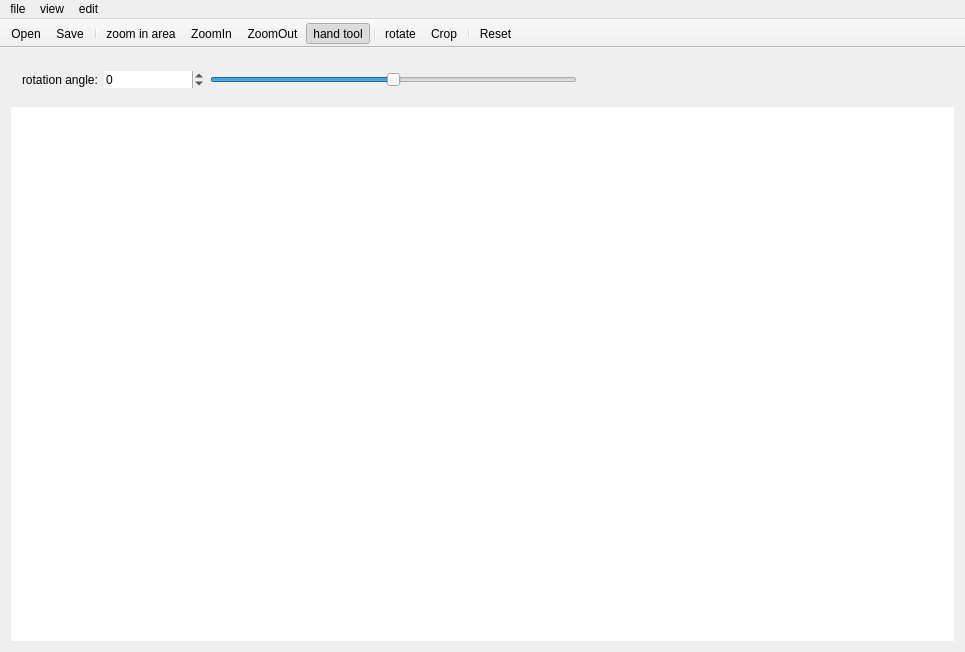
This is ImageViewer/mainwindow.ui in HazemSamir/QImageViewer as Qt 5 draws it before an edit. The edited form follows.
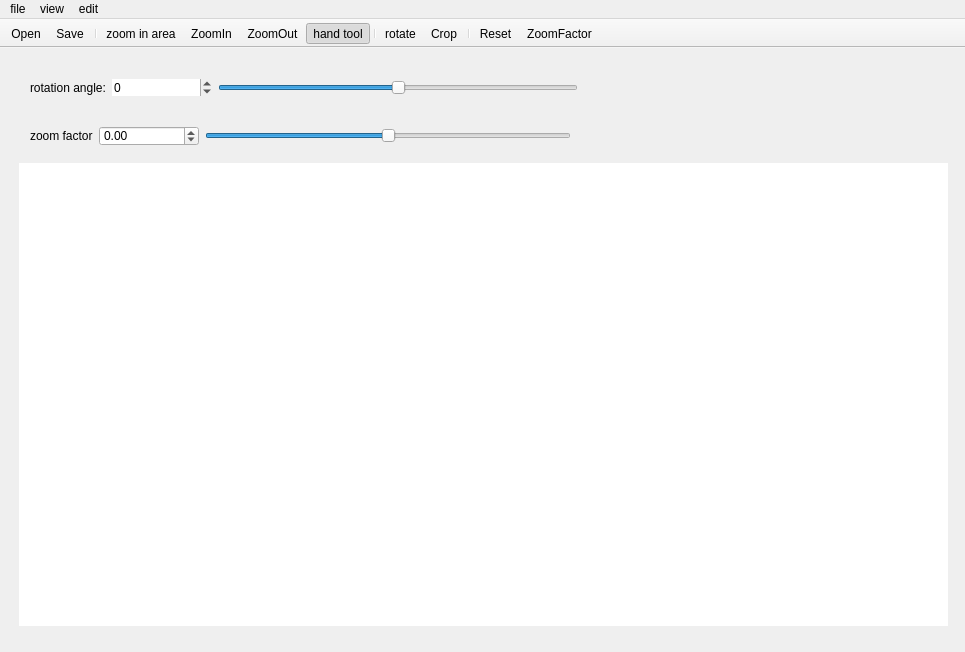
This is the edited form. Icons and pictures are not drawn.

Commit message: adding zoom with factor

The edit to the form file:
```diff
--- a/ImageViewer/mainwindow.ui
+++ b/ImageViewer/mainwindow.ui
@@ -21,8 +21,15 @@
    <string notr="true"/>
   </property>
   <widget class="QWidget" name="centralWidget">
-   <layout class="QVBoxLayout" name="verticalLayout_2">
-    <item>
+   <widget class="QWidget" name="">
+    <property name="geometry">
+     <rect>
+      <x>8</x>
+      <y>8</y>
+      <width>951</width>
+      <height>581</height>
+     </rect>
+    </property>
      <layout class="QVBoxLayout" name="verticalLayout">
       <item>
        <widget class="QWidget" name="rotationWidget" native="true">
@@ -91,7 +98,62 @@
            </property>
            <property name="sizeHint" stdset="0">
             <size>
-             <width>36</width>
+            <width>15</width>
+            <height>20</height>
+           </size>
+          </property>
+         </spacer>
+        </item>
+       </layout>
+      </widget>
+     </item>
+     <item>
+      <widget class="QWidget" name="zoomWidget" native="true">
+       <layout class="QHBoxLayout" name="zoomWidgit">
+        <item>
+         <widget class="QLabel" name="zoomLabel">
+          <property name="text">
+           <string>zoom factor</string>
+          </property>
+         </widget>
+        </item>
+        <item>
+         <widget class="QDoubleSpinBox" name="factorSpinBox">
+          <property name="minimumSize">
+           <size>
+            <width>100</width>
+            <height>10</height>
+           </size>
+          </property>
+          <property name="minimum">
+           <double>-10.000000000000000</double>
+          </property>
+          <property name="maximum">
+           <double>10.000000000000000</double>
+          </property>
+         </widget>
+        </item>
+        <item>
+         <widget class="QSlider" name="zoomSlider">
+          <property name="minimum">
+           <number>-10</number>
+          </property>
+          <property name="maximum">
+           <number>10</number>
+          </property>
+          <property name="orientation">
+           <enum>Qt::Horizontal</enum>
+          </property>
+         </widget>
+        </item>
+        <item>
+         <spacer name="horizontalSpacer_2">
+          <property name="orientation">
+           <enum>Qt::Horizontal</enum>
+          </property>
+          <property name="sizeHint" stdset="0">
+           <size>
+            <width>15</width>
              <height>20</height>
             </size>
            </property>
@@ -132,8 +194,7 @@
        </widget>
       </item>
      </layout>
-    </item>
-   </layout>
+   </widget>
   </widget>
   <widget class="QToolBar" name="toolBar">
    <property name="sizePolicy">
@@ -193,6 +254,7 @@
    <addaction name="actionCrop"/>
    <addaction name="separator"/>
    <addaction name="actionReset"/>
+   <addaction name="actionZoomFactor"/>
   </widget>
   <widget class="QMenuBar" name="menuBar">
    <property name="geometry">
@@ -384,6 +446,21 @@
     <string>rotate image</string>
    </property>
   </action>
+  <action name="actionZoomFactor">
+   <property name="checkable">
+    <bool>true</bool>
+   </property>
+   <property name="icon">
+    <iconset resource="sources.qrc">
+     <normaloff>:/icons/icons/ImageViewer.png</normaloff>:/icons/icons/ImageViewer.png</iconset>
+   </property>
+   <property name="text">
+    <string>ZoomFactor</string>
+   </property>
+   <property name="shortcut">
+    <string>Ctrl+F</string>
+   </property>
+  </action>
  </widget>
  <layoutdefault spacing="6" margin="11"/>
  <resources>
```
Left out of the diff: 2 changed lines with no effect on the pictures. Lines whose indentation alone changed are shown as unchanged. The commit also changes 2 other files.
